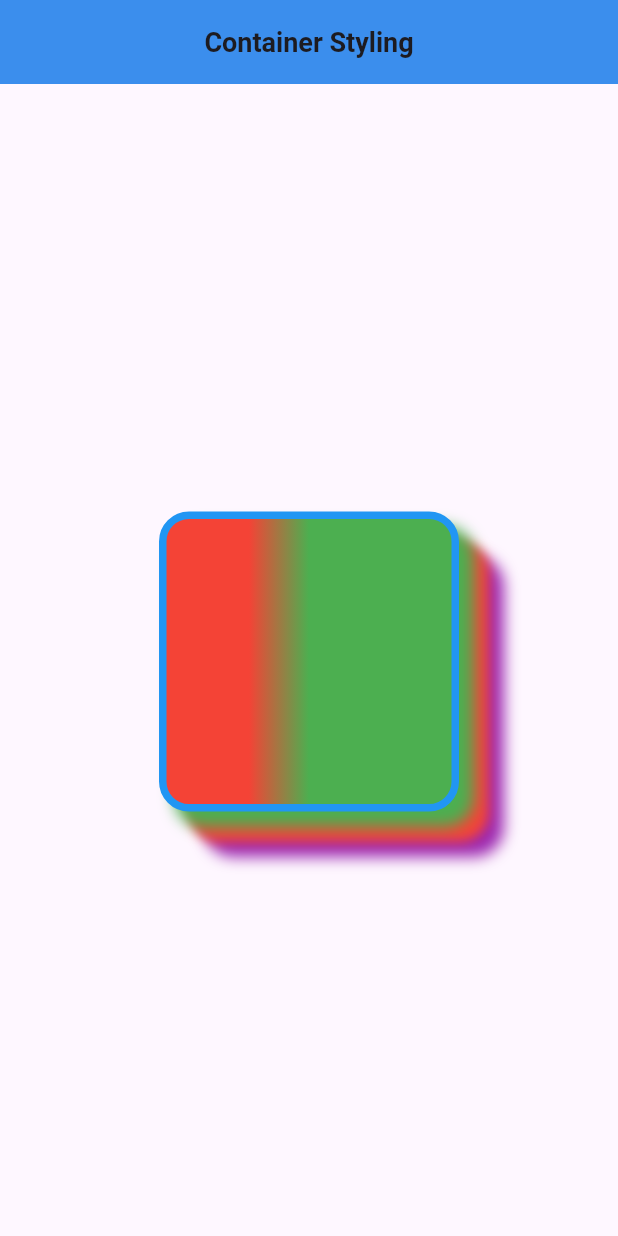
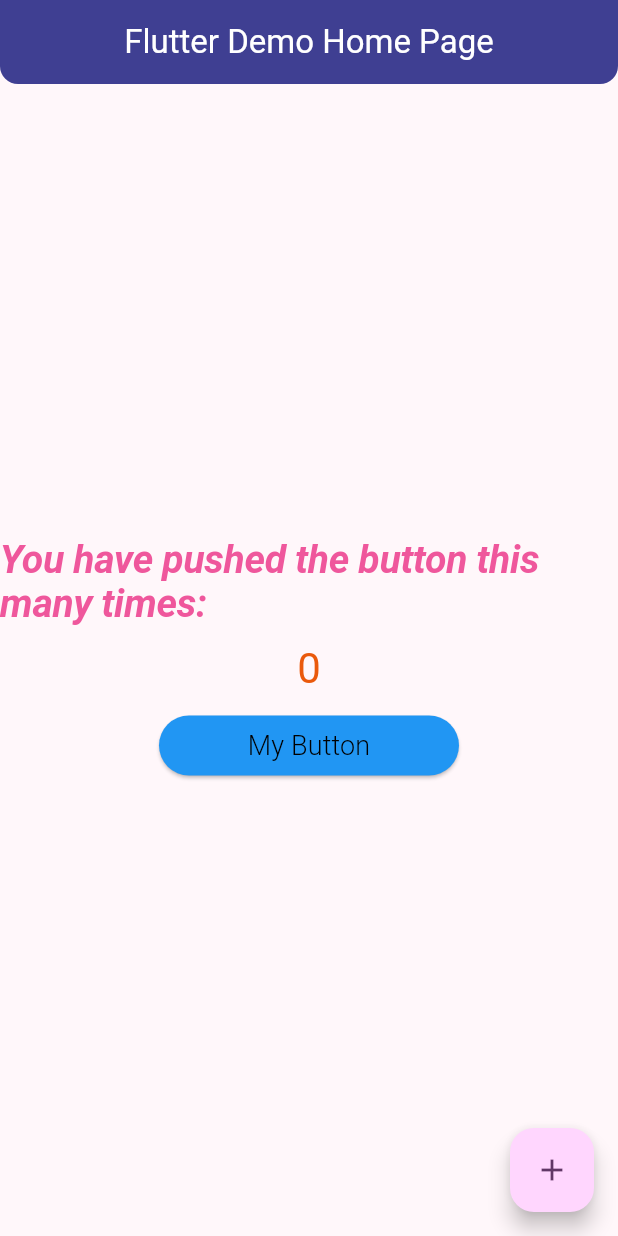
Before and after one commit to C2W-Flutter6/Practicals, a Flutter app: the screen it shows after launch, on a phone screen of 412 x 824 dp. Run offline on Flutter 3.47's test engine with Material 3 defaults, Android fonts, the phone set to English and light mode, and no system bars.

Commit message:
Modified main.dart to include various Themes

```diff
--- a/styling/lib/main.dart
+++ b/styling/lib/main.dart
@@ -1,18 +1,119 @@
 import 'package:flutter/material.dart';
-import 'Container.dart';
 
 void main() {
-  runApp(const MainApp());
+  runApp(const MyApp());
 }
 
-class MainApp extends StatelessWidget {
-  const MainApp({super.key});
+class MyApp extends StatelessWidget {
+  const MyApp({super.key});
 
   @override
   Widget build(BuildContext context) {
     return MaterialApp(
-      home: styleContainer(),
       debugShowCheckedModeBanner: false,
+      title: 'Flutter Demo',
+      theme: ThemeData(
+        appBarTheme: const AppBarTheme(
+          shape: RoundedRectangleBorder(
+            borderRadius: BorderRadius.only(
+              bottomLeft: Radius.circular(12),
+              bottomRight: Radius.circular(12),
+            ),
+          ),
+          backgroundColor: Colors.amber,
+          foregroundColor: Colors.red,
+        ),
+        colorScheme: ColorScheme.fromSeed(
+          seedColor: const Color.fromARGB(255, 157, 30, 179),
+          onSurface: const Color.fromARGB(255, 234, 89, 11),
+          primary: Colors.blue,
+        ),
+        elevatedButtonTheme: ElevatedButtonThemeData(
+          style: ElevatedButton.styleFrom(
+            backgroundColor: Colors.blue,
+            foregroundColor: Colors.black,
+            fixedSize: const Size(200, 30),
+          ),
+        ),
+        textTheme: const TextTheme(
+          displayLarge: TextStyle(
+            color: Color.fromARGB(255, 239, 87, 156),
+            fontSize: 26.0,
+            fontStyle: FontStyle.italic,
+            fontWeight: FontWeight.bold,
+          ),
+        ),
+        useMaterial3: true,
+      ),
+      home: const MyHomePage(title: 'Flutter Demo Home Page'),
     );
   }
 }
+
+class MyHomePage extends StatefulWidget {
+  const MyHomePage({super.key, required this.title});
+
+  final String title;
+
+  @override
+  State<MyHomePage> createState() => _MyHomePageState();
+}
+
+class _MyHomePageState extends State<MyHomePage> {
+  int _counter = 0;
+
+  void _incrementCounter() {
+    setState(() {
+      _counter++;
+    });
+  }
+
+  @override
+  Widget build(BuildContext context) {
+    // TODO: implement build
+    return Scaffold(
+      appBar: AppBar(
+        centerTitle: true,
+        backgroundColor: const Color.fromARGB(255, 63, 63, 146),
+        foregroundColor: Colors.white,
+        title: Text(widget.title),
+      ),
+      body: Center(
+        child: Column(
+          mainAxisAlignment: MainAxisAlignment.center,
+          children: <Widget>[
+            Text(
+              "You have pushed the button this many times: ",
+              style: Theme.of(context).textTheme.displayLarge,
+            ),
+            const SizedBox(
+              height: 10,
+            ),
+            Text(
+              '$_counter',
+              style: Theme.of(context).textTheme.headlineMedium,
+            ),
+            const SizedBox(
+              height: 10,
+            ),
+            ElevatedButton(
+              onPressed: () {},
+              child: const Text(
+                "My Button",
+                style: TextStyle(
+                  fontSize: 18,
+                  fontWeight: FontWeight.w300,
+                ),
+              ),
+            ),
+          ],
+        ),
+      ),
+      floatingActionButton: FloatingActionButton(
+        onPressed: _incrementCounter,
+        tooltip: 'Increment',
+        child: const Icon(Icons.add),
+      ),
+    );
+  }
+}
```
